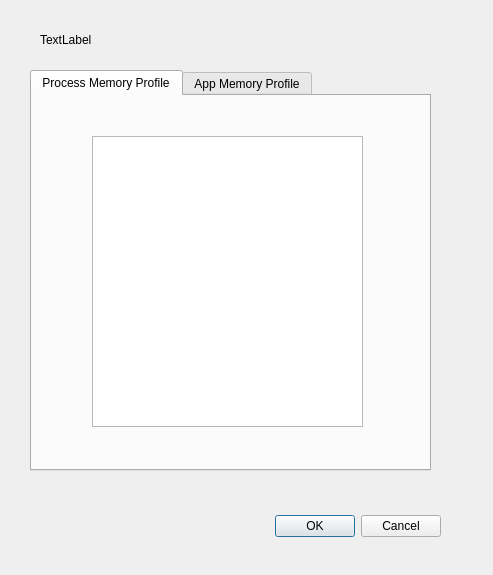
Old version of the form app_resource_viewer.ui in the repository Stack-Smashing-Detected/Crash-Monitor.
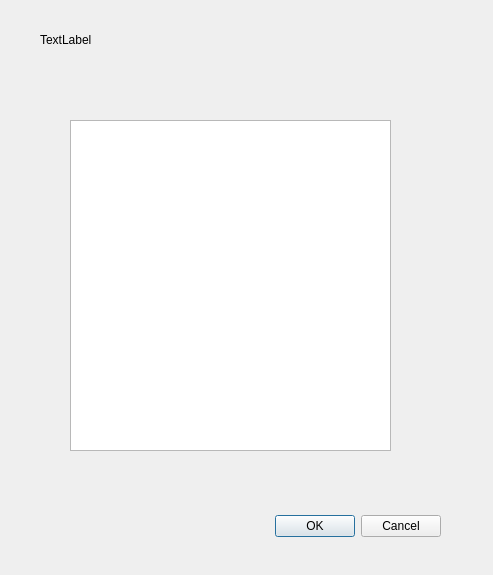
New version of the form.

Patch:
```diff
--- a/app_resource_viewer.ui
+++ b/app_resource_viewer.ui
@@ -42,51 +42,15 @@
     <string>TextLabel</string>
    </property>
   </widget>
-  <widget class="QTabWidget" name="tabWidget">
+  <widget class="QTableWidget" name="appStatistics">
    <property name="geometry">
     <rect>
-     <x>30</x>
-     <y>70</y>
-     <width>401</width>
-     <height>401</height>
+     <x>70</x>
+     <y>120</y>
+     <width>321</width>
+     <height>331</height>
     </rect>
    </property>
-   <property name="tabPosition">
-    <enum>QTabWidget::TabPosition::North</enum>
-   </property>
-   <property name="currentIndex">
-    <number>0</number>
-   </property>
-   <widget class="QWidget" name="processStatsTab">
-    <attribute name="title">
-     <string>Process Memory Profile</string>
-    </attribute>
-    <widget class="QTableWidget" name="processStats">
-     <property name="geometry">
-      <rect>
-       <x>60</x>
-       <y>40</y>
-       <width>271</width>
-       <height>291</height>
-      </rect>
-     </property>
-    </widget>
-   </widget>
-   <widget class="QWidget" name="appStatsTab">
-    <attribute name="title">
-     <string>App Memory Profile</string>
-    </attribute>
-    <widget class="QTableWidget" name="appStats">
-     <property name="geometry">
-      <rect>
-       <x>60</x>
-       <y>40</y>
-       <width>271</width>
-       <height>291</height>
-      </rect>
-     </property>
-    </widget>
-   </widget>
   </widget>
  </widget>
  <resources/>
```
Left out of the diff: 2 changed lines with no effect on the pictures.
